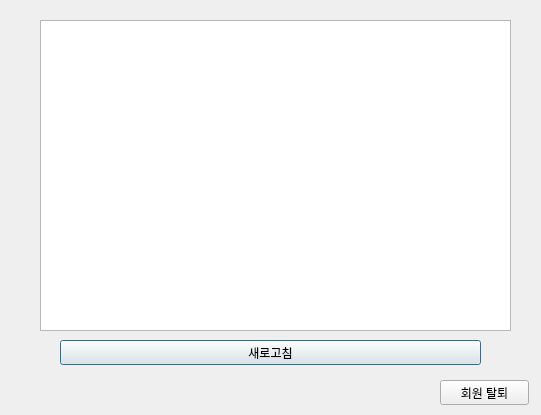
Before: the Qt Designer form AssociateClient/client.ui in IOT-summer-festival/summer-festival, drawn with Qt 5.
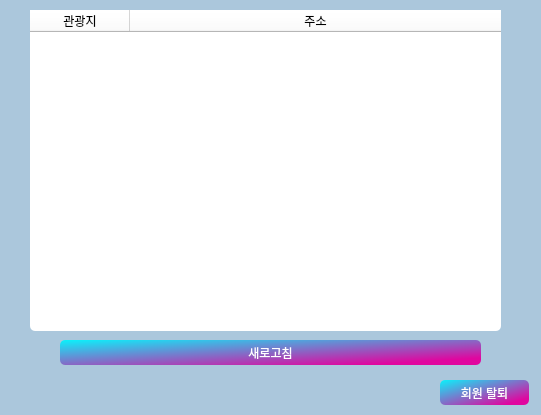
After: the same form once the commit is applied.

The edit to the form file:
```diff
--- a/AssociateClient/client.ui
+++ b/AssociateClient/client.ui
@@ -13,6 +13,9 @@
   <property name="windowTitle">
    <string>Dialog</string>
   </property>
+  <property name="styleSheet">
+   <string notr="true">background-color: rgb(171, 199, 220);</string>
+  </property>
   <widget class="QPushButton" name="refresh">
    <property name="geometry">
     <rect>
@@ -22,6 +25,13 @@
      <height>25</height>
     </rect>
    </property>
+   <property name="styleSheet">
+    <string notr="true">QPushButton{
+	color: white;
+	background-color: qlineargradient(spread:pad, x1:0, y1:0, x2:0.857143, y2:0.857955, stop:0 rgba(10, 242, 251, 255), stop:1 rgba(224, 6, 159, 255));
+	border-radius: 5px;
+}</string>
+   </property>
    <property name="text">
     <string>새로고침</string>
    </property>
@@ -35,19 +45,64 @@
      <height>25</height>
     </rect>
    </property>
+   <property name="styleSheet">
+    <string notr="true">QPushButton{
+	color: white;
+	background-color: qlineargradient(spread:pad, x1:0, y1:0, x2:0.857143, y2:0.857955, stop:0 rgba(10, 242, 251, 255), stop:1 rgba(224, 6, 159, 255));
+	border-radius: 5px;
+}</string>
+   </property>
    <property name="text">
     <string>회원 탈퇴</string>
    </property>
   </widget>
-  <widget class="QListWidget" name="list">
+  <widget class="QTableWidget" name="list">
    <property name="geometry">
     <rect>
-     <x>40</x>
-     <y>20</y>
+     <x>30</x>
+     <y>10</y>
      <width>471</width>
-     <height>311</height>
+     <height>321</height>
     </rect>
    </property>
+   <property name="styleSheet">
+    <string notr="true">background-color: rgb(255, 255, 255);
+border-color: rgb(255, 255, 255);
+color: rgb(0, 0, 0);
+border-radius: 5px;
+</string>
+   </property>
+   <attribute name="horizontalHeaderShowSortIndicator" stdset="0">
+    <bool>false</bool>
+   </attribute>
+   <attribute name="horizontalHeaderStretchLastSection">
+    <bool>true</bool>
+   </attribute>
+   <attribute name="verticalHeaderVisible">
+    <bool>false</bool>
+   </attribute>
+   <attribute name="verticalHeaderCascadingSectionResizes">
+    <bool>false</bool>
+   </attribute>
+   <attribute name="verticalHeaderHighlightSections">
+    <bool>false</bool>
+   </attribute>
+   <attribute name="verticalHeaderShowSortIndicator" stdset="0">
+    <bool>false</bool>
+   </attribute>
+   <attribute name="verticalHeaderStretchLastSection">
+    <bool>false</bool>
+   </attribute>
+   <column>
+    <property name="text">
+     <string>관광지</string>
+    </property>
+   </column>
+   <column>
+    <property name="text">
+     <string>주소</string>
+    </property>
+   </column>
   </widget>
  </widget>
  <resources/>
```
